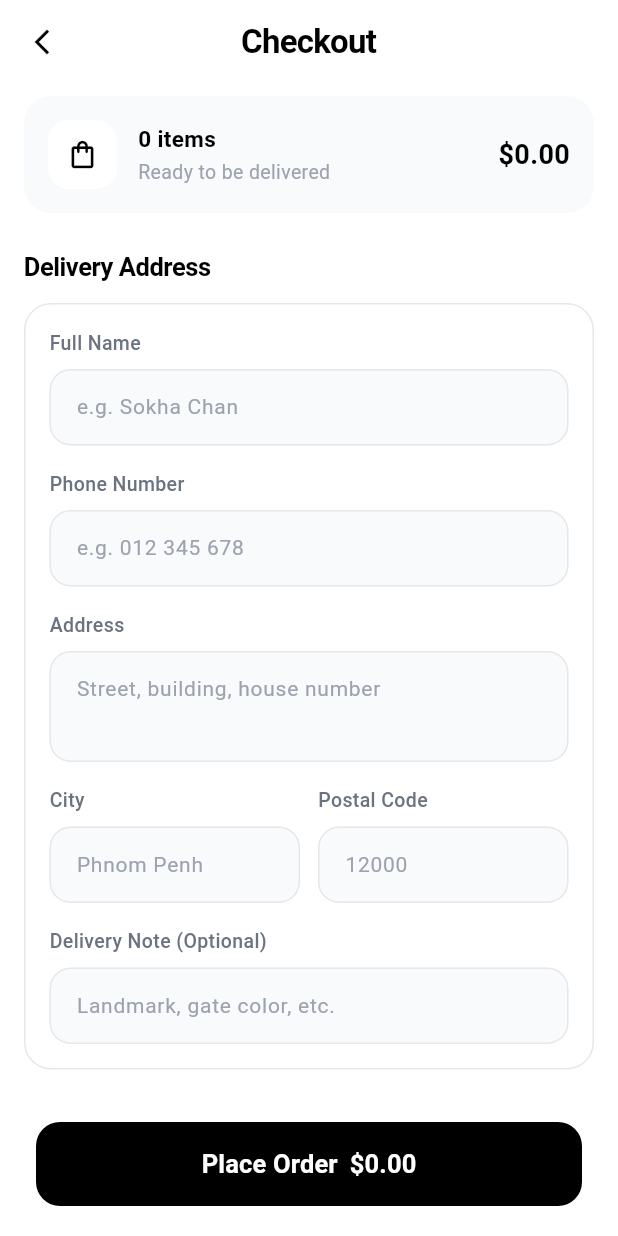
After one commit to Kh1T/ecom_frontend, a Flutter app: the CheckoutView screen opened by its route, on a phone screen of 412 x 824 dp. The commit adds this screen. Run offline on Flutter 3.47's test engine with Material 3 defaults, Android fonts, the phone set to English and light mode, and no system bars; our stand-ins replace dio, flutter_dotenv, get, image_picker, shared_preferences; accounts and stored records are empty; network calls fail.

Commit message:
feat: add checkout functionality with order success view and controller

```diff
--- a/lib/app/modules/cart/views/cart_view.dart
+++ b/lib/app/modules/cart/views/cart_view.dart
@@ -1,6 +1,7 @@
 import 'package:flutter/material.dart';
 import 'package:get/get.dart';
 
+import '../../../routes/app_pages.dart';
 import '../controllers/cart_controller.dart';
 
 class CartView extends GetView<CartController> {
@@ -107,7 +108,7 @@ class CartView extends GetView<CartController> {
                             width: double.infinity,
                             height: 56,
                             child: ElevatedButton(
-                              onPressed: controller.checkout,
+                              onPressed: () => Get.toNamed(Routes.CHECKOUT),
                               style: ElevatedButton.styleFrom(
                                 backgroundColor: Colors.black,
                                 foregroundColor: Colors.white,
--- /dev/null
+++ b/lib/app/modules/checkout/bindings/checkout_binding.dart
@@ -0,0 +1,18 @@
+import 'package:get/get.dart';
+
+import '../../../data/services/cart_service.dart';
+import '../../cart/controllers/cart_controller.dart';
+import '../controllers/checkout_controller.dart';
+
+class CheckoutBinding extends Bindings {
+  @override
+  void dependencies() {
+    if (!Get.isRegistered<CartService>()) {
+      Get.putAsync<CartService>(() => CartService().init());
+    }
+    if (!Get.isRegistered<CartController>()) {
+      Get.lazyPut<CartController>(() => CartController());
+    }
+    Get.lazyPut<CheckoutController>(() => CheckoutController());
+  }
+}
--- /dev/null
+++ b/lib/app/modules/checkout/controllers/checkout_controller.dart
@@ -0,0 +1,95 @@
+import 'package:flutter/material.dart';
+import 'package:get/get.dart';
+
+import '../../../routes/app_pages.dart';
+import '../../cart/controllers/cart_controller.dart';
+
+class PaymentMethodOption {
+  final String id;
+  final String title;
+  final String subtitle;
+  final IconData icon;
+
+  const PaymentMethodOption({
+    required this.id,
+    required this.title,
+    required this.subtitle,
+    required this.icon,
+  });
+}
+
+class CheckoutController extends GetxController {
+  final CartController cart = Get.find<CartController>();
+
+  final fullNameController = TextEditingController();
+  final phoneController = TextEditingController();
+  final addressController = TextEditingController();
+  final cityController = TextEditingController();
+  final postalCodeController = TextEditingController();
+  final noteController = TextEditingController();
+
+  final selectedPaymentId = 'cash'.obs;
+  final isPlacingOrder = false.obs;
+
+  final List<PaymentMethodOption> paymentMethods = const [
+    PaymentMethodOption(
+      id: 'cash',
+      title: 'Cash on Delivery',
+      subtitle: 'Pay in cash when your order arrives',
+      icon: Icons.payments_outlined,
+    ),
+    PaymentMethodOption(
+      id: 'card',
+      title: 'Credit / Debit Card',
+      subtitle: 'Visa, Mastercard, JCB',
+      icon: Icons.credit_card,
+    ),
+    PaymentMethodOption(
+      id: 'wallet',
+      title: 'Mobile Wallet',
+      subtitle: 'ABA Pay, Bakong and more',
+      icon: Icons.account_balance_wallet_outlined,
+    ),
+  ];
+
+  PaymentMethodOption get selectedPayment => paymentMethods
+      .firstWhere((method) => method.id == selectedPaymentId.value);
+
+  void selectPayment(String id) => selectedPaymentId.value = id;
+
+  Future<void> placeOrder() async {
+    if (cart.cartItems.isEmpty) {
+      Get.snackbar('Cart is empty', 'Add some items before checking out.');
+      return;
+    }
+
+    if (fullNameController.text.trim().isEmpty ||
+        phoneController.text.trim().isEmpty ||
+        addressController.text.trim().isEmpty ||
+        cityController.text.trim().isEmpty) {
+      Get.snackbar(
+        'Missing information',
+        'Please complete your delivery address.',
+      );
+      return;
+    }
+
+    isPlacingOrder.value = true;
+    await Future.delayed(const Duration(milliseconds: 800));
+    await cart.clearCart();
+    isPlacingOrder.value = false;
+
+    Get.offAllNamed(Routes.ORDER_SUCCESS);
+  }
+
+  @override
+  void onClose() {
+    fullNameController.dispose();
+    phoneController.dispose();
+    addressController.dispose();
+    cityController.dispose();
+    postalCodeController.dispose();
+    noteController.dispose();
+    super.onClose();
+  }
+}
--- /dev/null
+++ b/lib/app/modules/checkout/views/checkout_view.dart
@@ -0,0 +1,408 @@
+import 'package:flutter/material.dart';
+import 'package:get/get.dart';
+
+import '../controllers/checkout_controller.dart';
+
+class CheckoutView extends GetView<CheckoutController> {
+  const CheckoutView({super.key});
+
+  static const Color _muted = Color(0xFF9CA3AF);
+  static const Color _fieldBg = Color(0xFFF9FAFB);
+  static const Color _border = Color(0xFFE5E7EB);
+
+  @override
+  Widget build(BuildContext context) {
+    return Scaffold(
+      backgroundColor: Colors.white,
+      body: SafeArea(
+        child: Column(
+          children: [
+            SizedBox(
+              height: 56,
+              child: Stack(
+                alignment: Alignment.center,
+                children: [
+                  const Text(
+                    'Checkout',
+                    style: TextStyle(
+                      fontSize: 22,
+                      fontWeight: FontWeight.w700,
+                      color: Colors.black,
+                      letterSpacing: -0.5,
+                    ),
+                  ),
+                  Align(
+                    alignment: Alignment.centerLeft,
+                    child: IconButton(
+                      padding: const EdgeInsets.only(left: 8),
+                      constraints: const BoxConstraints(),
+                      icon: const Icon(
+                        Icons.arrow_back_ios_new,
+                        size: 20,
+                        color: Colors.black,
+                      ),
+                      onPressed: () => Get.back(),
+                    ),
+                  ),
+                ],
+              ),
+            ),
+            Expanded(
+              child: ListView(
+                physics: const BouncingScrollPhysics(),
+                padding: const EdgeInsets.fromLTRB(16, 8, 16, 16),
+                children: [
+                  _buildOrderSummary(),
+                  const SizedBox(height: 24),
+                  const _SectionTitle('Delivery Address'),
+                  const SizedBox(height: 12),
+                  _buildAddressForm(),
+                  const SizedBox(height: 24),
+                  const _SectionTitle('Payment Method'),
+                  const SizedBox(height: 12),
+                  ...controller.paymentMethods
+                      .map((method) => _buildPaymentOption(method)),
+                ],
+              ),
+            ),
+            _buildPlaceOrderBar(),
+          ],
+        ),
+      ),
+    );
+  }
+
+  Widget _buildOrderSummary() {
+    return Obx(() {
+      final count = controller.cart.cartItems
+          .fold<int>(0, (sum, item) => sum + item.quantity.value);
+      return Container(
+        padding: const EdgeInsets.all(16),
+        decoration: BoxDecoration(
+          color: _fieldBg,
+          borderRadius: BorderRadius.circular(18),
+        ),
+        child: Row(
+          children: [
+            Container(
+              width: 46,
+              height: 46,
+              decoration: BoxDecoration(
+                color: Colors.white,
+                borderRadius: BorderRadius.circular(14),
+              ),
+              child: const Icon(Icons.shopping_bag_outlined,
+                  size: 22, color: Colors.black),
+            ),
+            const SizedBox(width: 14),
+            Expanded(
+              child: Column(
+                crossAxisAlignment: CrossAxisAlignment.start,
+                children: [
+                  Text(
+                    '$count ${count == 1 ? 'item' : 'items'}',
+                    style: const TextStyle(
+                      fontSize: 15,
+                      fontWeight: FontWeight.w600,
+                      color: Colors.black,
+                    ),
+                  ),
+                  const SizedBox(height: 2),
+                  const Text(
+                    'Ready to be delivered',
+                    style: TextStyle(fontSize: 13, color: _muted),
+                  ),
+                ],
+              ),
+            ),
+            Text(
+              '\$${controller.cart.totalPrice.toStringAsFixed(2)}',
+              style: const TextStyle(
+                fontSize: 18,
+                fontWeight: FontWeight.w700,
+                color: Colors.black,
+              ),
+            ),
+          ],
+        ),
+      );
+    });
+  }
+
+  Widget _buildAddressForm() {
+    return Container(
+      padding: const EdgeInsets.all(16),
+      decoration: BoxDecoration(
+        color: Colors.white,
+        borderRadius: BorderRadius.circular(18),
+        border: Border.all(color: _border),
+      ),
+      child: Column(
+        children: [
+          _buildField(
+            label: 'Full Name',
+            controller: controller.fullNameController,
+            hint: 'e.g. Sokha Chan',
+            keyboardType: TextInputType.name,
+          ),
+          const SizedBox(height: 16),
+          _buildField(
+            label: 'Phone Number',
+            controller: controller.phoneController,
+            hint: 'e.g. 012 345 678',
+            keyboardType: TextInputType.phone,
+          ),
+          const SizedBox(height: 16),
+          _buildField(
+            label: 'Address',
+            controller: controller.addressController,
+            hint: 'Street, building, house number',
+            maxLines: 2,
+          ),
+          const SizedBox(height: 16),
+          Row(
+            crossAxisAlignment: CrossAxisAlignment.start,
+            children: [
+              Expanded(
+                child: _buildField(
+                  label: 'City',
+                  controller: controller.cityController,
+                  hint: 'Phnom Penh',
+                ),
+              ),
+              const SizedBox(width: 12),
+              Expanded(
+                child: _buildField(
+                  label: 'Postal Code',
+                  controller: controller.postalCodeController,
+                  hint: '12000',
+                  keyboardType: TextInputType.number,
+                ),
+              ),
+            ],
+          ),
+          const SizedBox(height: 16),
+          _buildField(
+            label: 'Delivery Note (Optional)',
+            controller: controller.noteController,
+            hint: 'Landmark, gate color, etc.',
+          ),
+        ],
+      ),
+    );
+  }
+
+  Widget _buildField({
+    required String label,
+    required TextEditingController controller,
+    String? hint,
+    int maxLines = 1,
+    TextInputType? keyboardType,
+  }) {
+    return Column(
+      crossAxisAlignment: CrossAxisAlignment.start,
+      children: [
+        Text(
+          label,
+          style: const TextStyle(
+            fontSize: 13,
+            fontWeight: FontWeight.w500,
+            color: Color(0xFF6B7280),
+          ),
+        ),
+        const SizedBox(height: 8),
+        TextField(
+          controller: controller,
+          maxLines: maxLines,
+          keyboardType: keyboardType,
+          style: const TextStyle(fontSize: 15, color: Colors.black),
+          decoration: InputDecoration(
+            hintText: hint,
+            hintStyle: const TextStyle(fontSize: 14, color: _muted),
+            filled: true,
+            fillColor: _fieldBg,
+            contentPadding:
+                const EdgeInsets.symmetric(horizontal: 14, vertical: 14),
+            border: OutlineInputBorder(
+              borderRadius: BorderRadius.circular(14),
+              borderSide: BorderSide.none,
+            ),
+            enabledBorder: OutlineInputBorder(
+              borderRadius: BorderRadius.circular(14),
+              borderSide: const BorderSide(color: _border),
+            ),
+            focusedBorder: OutlineInputBorder(
+              borderRadius: BorderRadius.circular(14),
+              borderSide: const BorderSide(color: Colors.black, width: 1.4),
+            ),
+          ),
+        ),
+      ],
+    );
+  }
+
+  Widget _buildPaymentOption(PaymentMethodOption method) {
+    return Obx(() {
+      final selected = controller.selectedPaymentId.value == method.id;
+      return Padding(
+        padding: const EdgeInsets.only(bottom: 12),
+        child: GestureDetector(
+          onTap: () => controller.selectPayment(method.id),
+          behavior: HitTestBehavior.opaque,
+          child: AnimatedContainer(
+            duration: const Duration(milliseconds: 150),
+            padding: const EdgeInsets.all(14),
+            decoration: BoxDecoration(
+              color: selected ? _fieldBg : Colors.white,
+              borderRadius: BorderRadius.circular(16),
+              border: Border.all(
+                color: selected ? Colors.black : _border,
+                width: selected ? 1.5 : 1,
+              ),
+            ),
+            child: Row(
+              children: [
+                Container(
+                  width: 44,
+                  height: 44,
+                  decoration: BoxDecoration(
+                    color: selected ? Colors.black : _fieldBg,
+                    borderRadius: BorderRadius.circular(12),
+                  ),
+                  child: Icon(
+                    method.icon,
+                    size: 22,
+                    color: selected ? Colors.white : Colors.black,
+                  ),
+                ),
+                const SizedBox(width: 14),
+                Expanded(
+                  child: Column(
+                    crossAxisAlignment: CrossAxisAlignment.start,
+                    children: [
+                      Text(
+                        method.title,
+                        style: const TextStyle(
+                          fontSize: 15,
+                          fontWeight: FontWeight.w600,
+                          color: Colors.black,
+                        ),
+                      ),
+                      const SizedBox(height: 2),
+                      Text(
+                        method.subtitle,
+                        style: const TextStyle(fontSize: 12.5, color: _muted),
+                      ),
+                    ],
+                  ),
+                ),
+                const SizedBox(width: 8),
+                _buildRadio(selected),
+              ],
+            ),
+          ),
+        ),
+      );
+    });
+  }
+
+  Widget _buildRadio(bool selected) {
+    return Container(
+      width: 22,
+      height: 22,
+      decoration: BoxDecoration(
+        shape: BoxShape.circle,
+        border: Border.all(
+          color: selected ? Colors.black : _border,
+          width: 2,
+        ),
+      ),
+      child: selected
+          ? Center(
+              child: Container(
+                width: 10,
+                height: 10,
+                decoration: const BoxDecoration(
+                  color: Colors.black,
+                  shape: BoxShape.circle,
+                ),
+              ),
+            )
+          : null,
+    );
+  }
+
+  Widget _buildPlaceOrderBar() {
+    return Obx(() {
+      final placing = controller.isPlacingOrder.value;
+      return Container(
+        padding: const EdgeInsets.fromLTRB(24, 12, 24, 20),
+        decoration: const BoxDecoration(color: Colors.white),
+        child: SizedBox(
+          width: double.infinity,
+          height: 56,
+          child: ElevatedButton(
+            onPressed: placing ? null : controller.placeOrder,
+            style: ElevatedButton.styleFrom(
+              backgroundColor: Colors.black,
+              foregroundColor: Colors.white,
+              disabledBackgroundColor: Colors.black54,
+              elevation: 0,
+              shape: RoundedRectangleBorder(
+                borderRadius: BorderRadius.circular(16),
+              ),
+            ),
+            child: placing
+                ? const SizedBox(
+                    width: 22,
+                    height: 22,
+                    child: CircularProgressIndicator(
+                      strokeWidth: 2.4,
+                      valueColor: AlwaysStoppedAnimation<Color>(Colors.white),
+                    ),
+                  )
+                : Row(
+                    mainAxisAlignment: MainAxisAlignment.center,
+                    children: [
+                      const Text(
+                        'Place Order',
+                        style: TextStyle(
+                          fontSize: 17,
+                          fontWeight: FontWeight.w600,
+                        ),
+                      ),
+                      const SizedBox(width: 8),
+                      Text(
+                        '\$${controller.cart.totalPrice.toStringAsFixed(2)}',
+                        style: const TextStyle(
+                          fontSize: 17,
+                          fontWeight: FontWeight.w700,
+                        ),
+                      ),
+                    ],
+                  ),
+          ),
+        ),
+      );
+    });
+  }
+}
+
+class _SectionTitle extends StatelessWidget {
+  const _SectionTitle(this.text);
+
+  final String text;
+
+  @override
+  Widget build(BuildContext context) {
+    return Text(
+      text,
+      style: const TextStyle(
+        fontSize: 17,
+        fontWeight: FontWeight.w700,
+        color: Colors.black,
+        letterSpacing: -0.3,
+      ),
+    );
+  }
+}
--- /dev/null
+++ b/lib/app/modules/checkout/views/order_success_view.dart
@@ -0,0 +1,113 @@
+import 'package:flutter/material.dart';
+import 'package:get/get.dart';
+
+import '../../../routes/app_pages.dart';
+
+class OrderSuccessView extends StatelessWidget {
+  const OrderSuccessView({super.key});
+
+  @override
+  Widget build(BuildContext context) {
+    return Scaffold(
+      backgroundColor: Colors.white,
+      body: SafeArea(
+        child: Padding(
+          padding: const EdgeInsets.symmetric(horizontal: 24),
+          child: Column(
+            children: [
+              const Spacer(flex: 3),
+              _buildIllustration(),
+              const SizedBox(height: 40),
+              const Text(
+                'Order Successful!',
+                style: TextStyle(
+                  fontSize: 26,
+                  fontWeight: FontWeight.w700,
+                  color: Colors.black,
+                  letterSpacing: -0.5,
+                ),
+              ),
+              const SizedBox(height: 14),
+              const Text(
+                'You have successfully made order',
+                textAlign: TextAlign.center,
+                style: TextStyle(
+                  fontSize: 15,
+                  color: Color(0xFF9CA3AF),
+                  height: 1.4,
+                ),
+              ),
+              const Spacer(flex: 4),
+              SizedBox(
+                width: double.infinity,
+                height: 56,
+                child: ElevatedButton(
+                  onPressed: () => Get.offAllNamed(Routes.HOME),
+                  style: ElevatedButton.styleFrom(
+                    backgroundColor: Colors.black,
+                    foregroundColor: Colors.white,
+                    elevation: 0,
+                    shape: RoundedRectangleBorder(
+                      borderRadius: BorderRadius.circular(12),
+                    ),
+                  ),
+                  child: const Text(
+                    'Continue Shopping',
+                    style: TextStyle(
+                      fontSize: 17,
+                      fontWeight: FontWeight.w600,
+                    ),
+                  ),
+                ),
+              ),
+              const SizedBox(height: 12),
+            ],
+          ),
+        ),
+      ),
+    );
+  }
+
+  Widget _buildIllustration() {
+    return SizedBox(
+      width: 240,
+      height: 210,
+      child: Stack(
+        alignment: Alignment.center,
+        children: [
+          Container(
+            width: 150,
+            height: 150,
+            decoration: const BoxDecoration(
+              color: Colors.black,
+              shape: BoxShape.circle,
+            ),
+            child: const Icon(Icons.check, color: Colors.white, size: 64),
+          ),
+          _dot(const Alignment(-0.72, -0.52), 9),
+          _dot(const Alignment(0.60, -0.66), 13),
+          _dot(const Alignment(0.84, -0.14), 9),
+          _dot(const Alignment(-0.86, 0.16), 8),
+          _dot(const Alignment(-0.56, 0.66), 9),
+          _dot(const Alignment(-0.10, 0.82), 7),
+          _dot(const Alignment(0.50, 0.70), 10),
+          _dot(const Alignment(0.80, 0.40), 7),
+        ],
+      ),
+    );
+  }
+
+  Widget _dot(Alignment alignment, double size) {
+    return Align(
+      alignment: alignment,
+      child: Container(
+        width: size,
+        height: size,
+        decoration: const BoxDecoration(
+          color: Colors.black,
+          shape: BoxShape.circle,
+        ),
+      ),
+    );
+  }
+}
--- a/lib/app/modules/home/views/home_view.dart
+++ b/lib/app/modules/home/views/home_view.dart
@@ -412,12 +412,8 @@ class HomeView extends GetView<HomeController> {
         color: Colors.white,
         child: SafeArea(
           top: false,
-          child: Column(
-            mainAxisSize: MainAxisSize.min,
-            children: [
-              Padding(
-                padding:
-                    const EdgeInsets.symmetric(horizontal: 16, vertical: 8),
+          child: Padding(
+            padding: const EdgeInsets.symmetric(horizontal: 16, vertical: 8),
             child: Row(
               mainAxisAlignment: MainAxisAlignment.spaceAround,
               children: [
@@ -428,18 +424,6 @@ class HomeView extends GetView<HomeController> {
                 _navItem(4, Icons.person_outline_rounded, active == 4),
               ],
             ),
-              ),
-              // iOS Home Indicator pill
-              Container(
-                margin: const EdgeInsets.only(top: 6, bottom: 6),
-                width: 135,
-                height: 4.5,
-                decoration: BoxDecoration(
-                  color: Colors.black,
-                  borderRadius: BorderRadius.circular(100),
-                ),
-              ),
-            ],
           ),
         ),
       );
--- a/lib/app/routes/app_pages.dart
+++ b/lib/app/routes/app_pages.dart
@@ -7,6 +7,9 @@ import '../modules/authentication/bindings/authentication_binding.dart';
 import '../modules/authentication/views/authentication_view.dart';
 import '../modules/cart/bindings/cart_binding.dart';
 import '../modules/cart/views/cart_view.dart';
+import '../modules/checkout/bindings/checkout_binding.dart';
+import '../modules/checkout/views/checkout_view.dart';
+import '../modules/checkout/views/order_success_view.dart';
 import '../modules/dashboard/bindings/dashboard_binding.dart';
 import '../modules/dashboard/views/dashboard_view.dart';
 import '../modules/home/bindings/home_binding.dart';
@@ -60,5 +63,14 @@ class AppPages {
       page: () => const CartView(),
       binding: CartBinding(),
     ),
+    GetPage(
+      name: _Paths.CHECKOUT,
+      page: () => const CheckoutView(),
+      binding: CheckoutBinding(),
+    ),
+    GetPage(
+      name: _Paths.ORDER_SUCCESS,
+      page: () => const OrderSuccessView(),
+    ),
   ];
 }
--- a/lib/app/routes/app_routes.dart
+++ b/lib/app/routes/app_routes.dart
@@ -10,6 +10,8 @@ abstract class Routes {
   static const PRODUCTS = _Paths.PRODUCTS;
   static const SEARCH = _Paths.SEARCH;
   static const CART = _Paths.CART;
+  static const CHECKOUT = _Paths.CHECKOUT;
+  static const ORDER_SUCCESS = _Paths.ORDER_SUCCESS;
 }
 
 abstract class _Paths {
@@ -21,4 +23,6 @@ abstract class _Paths {
   static const PRODUCTS = '/products';
   static const SEARCH = '/search';
   static const CART = '/cart';
+  static const CHECKOUT = '/checkout';
+  static const ORDER_SUCCESS = '/order-success';
 }
```
Lines whose indentation alone changed are shown as unchanged.
